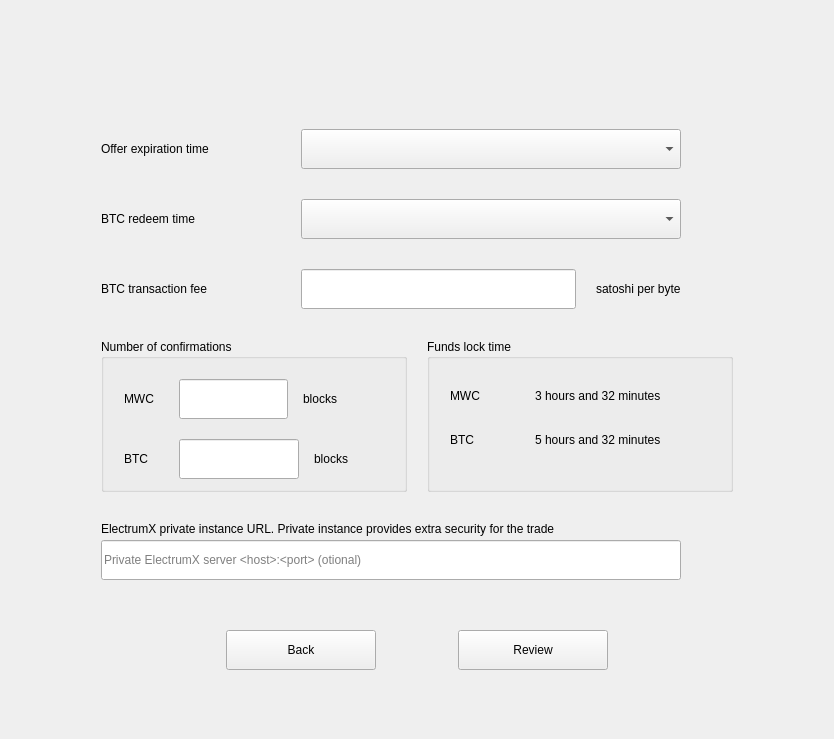
The window that windows_desktop/s_newswap2_w.ui (0xkobe/mwc-wallet) describes before a commit, drawn with Qt 5.
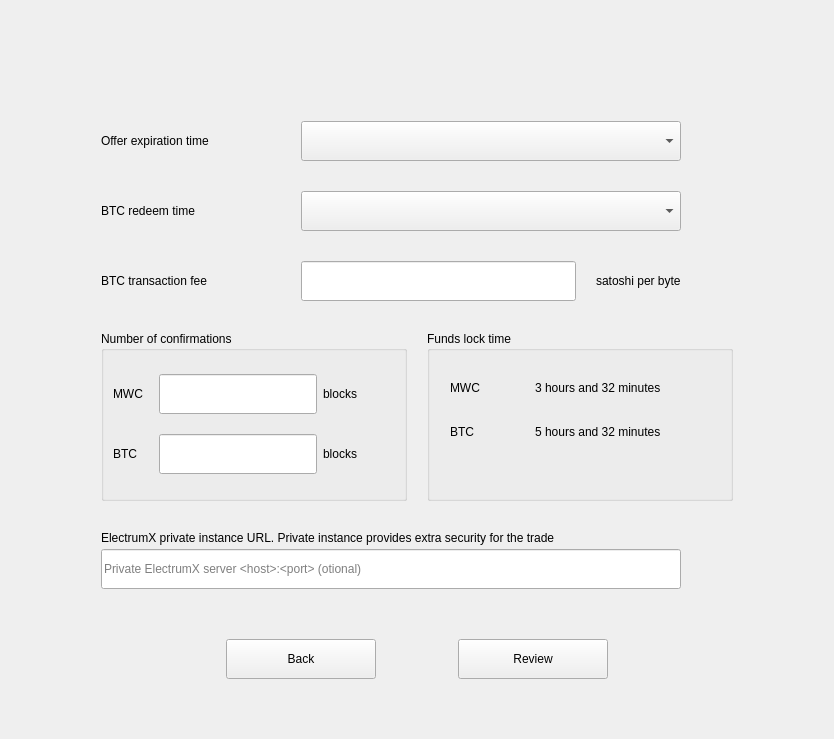
The same window after the commit. Icons and pictures are not drawn. Custom widgets are drawn as their Qt base class.

```diff
--- a/windows_desktop/s_newswap2_w.ui
+++ b/windows_desktop/s_newswap2_w.ui
@@ -407,35 +407,21 @@
        </property>
        <item>
         <widget class="QGroupBox" name="autoStart">
+         <property name="minimumSize">
+          <size>
+           <width>0</width>
+           <height>170</height>
+          </size>
+         </property>
          <property name="styleSheet">
           <string notr="true"/>
          </property>
          <property name="title">
           <string>Number of confirmations</string>
          </property>
-         <layout class="QVBoxLayout" name="verticalLayout">
-          <property name="spacing">
-           <number>20</number>
-          </property>
-          <property name="leftMargin">
-           <number>20</number>
-          </property>
-          <property name="topMargin">
-           <number>20</number>
-          </property>
-          <property name="rightMargin">
-           <number>20</number>
-          </property>
-          <property name="bottomMargin">
-           <number>0</number>
-          </property>
-          <item>
-           <layout class="QHBoxLayout" name="horizontalLayout_6">
-            <property name="spacing">
-             <number>15</number>
-            </property>
-            <item>
-             <widget class="QLabel" name="label_7">
+         <layout class="QGridLayout" name="gridLayout">
+          <item row="1" column="0">
+           <widget class="QLabel" name="secBlocksLabel">
               <property name="minimumSize">
                <size>
                 <width>40</width>
@@ -443,11 +429,56 @@
                </size>
               </property>
               <property name="text">
-               <string>MWC</string>
+             <string>BTC</string>
               </property>
              </widget>
             </item>
-            <item>
+          <item row="0" column="3">
+           <widget class="QPushButton" name="confNumberHelpButton">
+            <property name="sizePolicy">
+             <sizepolicy hsizetype="Fixed" vsizetype="Fixed">
+              <horstretch>0</horstretch>
+              <verstretch>0</verstretch>
+             </sizepolicy>
+            </property>
+            <property name="cursor">
+             <cursorShape>PointingHandCursor</cursorShape>
+            </property>
+            <property name="focusPolicy">
+             <enum>Qt::NoFocus</enum>
+            </property>
+            <property name="toolTip">
+             <string>Click for help</string>
+            </property>
+            <property name="styleSheet">
+             <string notr="true">border: none;</string>
+            </property>
+            <property name="text">
+             <string/>
+            </property>
+            <property name="icon">
+             <iconset resource="../resources_desktop.qrc">
+              <normaloff>:/img/HelpBtn@2x.svg</normaloff>:/img/HelpBtn@2x.svg</iconset>
+            </property>
+            <property name="iconSize">
+             <size>
+              <width>22</width>
+              <height>22</height>
+             </size>
+            </property>
+            <property name="flat">
+             <bool>true</bool>
+            </property>
+           </widget>
+          </item>
+          <item row="1" column="2">
+           <widget class="QLabel" name="label_9">
+            <property name="text">
+             <string>blocks</string>
+            </property>
+           </widget>
+          </item>
+          <item row="0" column="1">
              <widget class="control::MwcLineEditNormal" name="mwcBlocksEdit">
               <property name="minimumSize">
                <size>
@@ -472,72 +503,14 @@
               </property>
              </widget>
             </item>
-            <item>
+          <item row="0" column="2">
              <widget class="QLabel" name="label_8">
               <property name="text">
                <string>blocks</string>
               </property>
              </widget>
             </item>
-            <item>
-             <widget class="QPushButton" name="confNumberHelpButton">
-              <property name="sizePolicy">
-               <sizepolicy hsizetype="Fixed" vsizetype="Fixed">
-                <horstretch>0</horstretch>
-                <verstretch>0</verstretch>
-               </sizepolicy>
-              </property>
-              <property name="cursor">
-               <cursorShape>PointingHandCursor</cursorShape>
-              </property>
-              <property name="focusPolicy">
-               <enum>Qt::NoFocus</enum>
-              </property>
-              <property name="toolTip">
-               <string>Click for help</string>
-              </property>
-              <property name="styleSheet">
-               <string notr="true">border: none;</string>
-              </property>
-              <property name="text">
-               <string/>
-              </property>
-              <property name="icon">
-               <iconset resource="../resources_desktop.qrc">
-                <normaloff>:/img/HelpBtn@2x.svg</normaloff>:/img/HelpBtn@2x.svg</iconset>
-              </property>
-              <property name="iconSize">
-               <size>
-                <width>22</width>
-                <height>22</height>
-               </size>
-              </property>
-              <property name="flat">
-               <bool>true</bool>
-              </property>
-             </widget>
-            </item>
-           </layout>
-          </item>
-          <item>
-           <layout class="QHBoxLayout" name="horizontalLayout_7">
-            <property name="spacing">
-             <number>15</number>
-            </property>
-            <item>
-             <widget class="QLabel" name="secBlocksLabel">
-              <property name="minimumSize">
-               <size>
-                <width>40</width>
-                <height>0</height>
-               </size>
-              </property>
-              <property name="text">
-               <string>BTC</string>
-              </property>
-             </widget>
-            </item>
-            <item>
+          <item row="1" column="1">
              <widget class="control::MwcLineEditNormal" name="secBlocksEdit">
               <property name="minimumSize">
                <size>
@@ -562,43 +535,18 @@
               </property>
              </widget>
             </item>
-            <item>
-             <widget class="QLabel" name="label_9">
+          <item row="0" column="0">
+           <widget class="QLabel" name="label_7">
+            <property name="minimumSize">
+             <size>
+              <width>40</width>
+              <height>0</height>
+             </size>
+            </property>
               <property name="text">
-               <string>blocks</string>
-              </property>
-             </widget>
-            </item>
-            <item>
-             <spacer name="horizontalSpacer">
-              <property name="orientation">
-               <enum>Qt::Horizontal</enum>
-              </property>
-              <property name="sizeType">
-               <enum>QSizePolicy::Fixed</enum>
-              </property>
-              <property name="sizeHint" stdset="0">
-               <size>
-                <width>36</width>
-                <height>20</height>
-               </size>
-              </property>
-             </spacer>
-            </item>
-           </layout>
-          </item>
-          <item>
-           <spacer name="verticalSpacer">
-            <property name="orientation">
-             <enum>Qt::Vertical</enum>
-            </property>
-            <property name="sizeHint" stdset="0">
-             <size>
-              <width>20</width>
-              <height>10</height>
-             </size>
-            </property>
-           </spacer>
+             <string>MWC</string>
+            </property>
+           </widget>
           </item>
          </layout>
         </widget>
@@ -704,7 +652,7 @@
             <property name="sizeHint" stdset="0">
              <size>
               <width>20</width>
-              <height>28</height>
+              <height>46</height>
              </size>
             </property>
            </spacer>
```
Left out of the diff: 2 changed lines with no effect on the pictures. Lines whose indentation alone changed are shown as unchanged.
